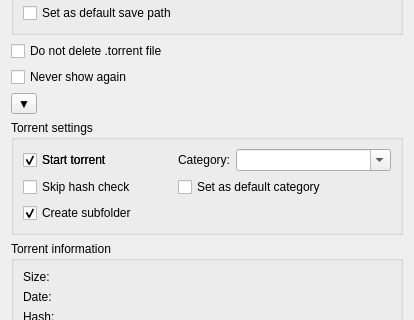
First picture: the form in src/gui/addnewtorrentdialog.ui, repository SysAdminDoc/qBittorrent-Vanced, before the edit; both pictures show x 0 to 414 and y 93 to 413 of the 414 by 661 pixel window.
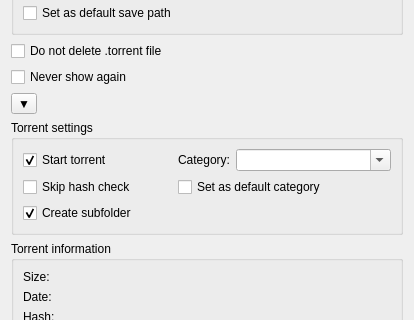
Second picture: the form after the edit. Custom widgets are drawn as their Qt base class.

Patch:
```diff
--- a/src/gui/addnewtorrentdialog.ui
+++ b/src/gui/addnewtorrentdialog.ui
@@ -192,16 +192,6 @@
         </property>
        </spacer>
       </item>
-      <item row="0" column="0">
-       <widget class="QCheckBox" name="startTorrentCheckBox_2">
-        <property name="text">
-         <string>Start torrent</string>
-        </property>
-        <property name="checked">
-         <bool>true</bool>
-        </property>
-       </widget>
-      </item>
       <item row="2" column="0">
        <widget class="QCheckBox" name="createSubfolderCheckBox">
         <property name="text">
```
